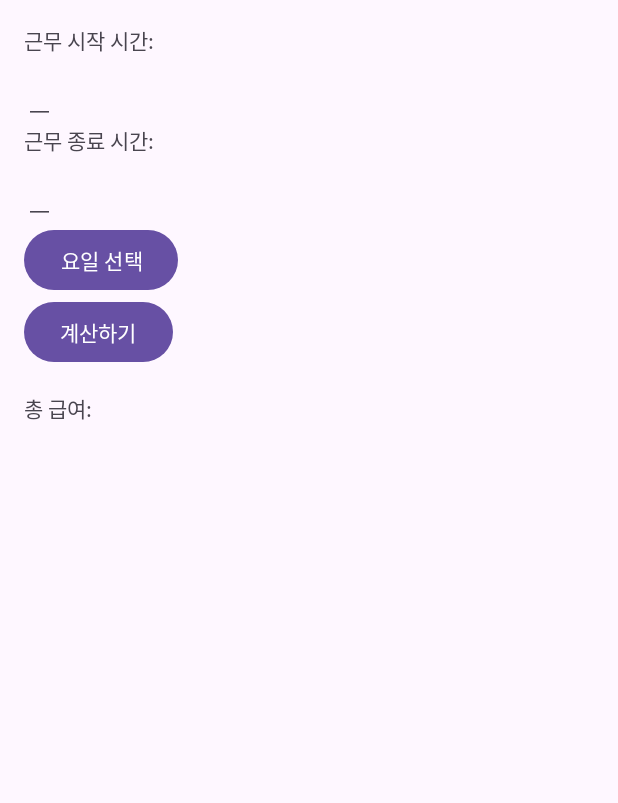
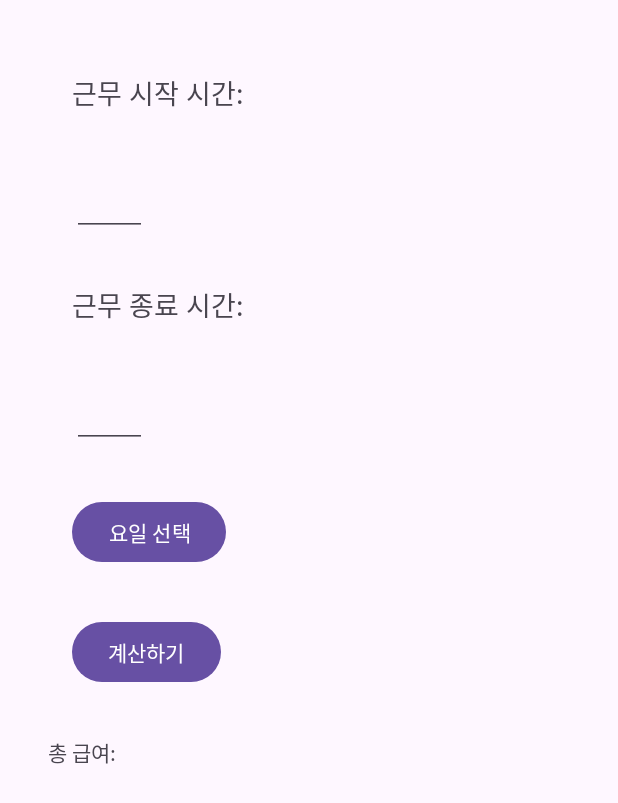
Before and after one commit to jyty0807/Time_to_pay, an Android app: the Work screen opened directly, with no data from a screen before it, on a phone screen of 412 x 824 dp. Shown: the top 803 px of the screen. Run offline under Robolectric (Android 15) with nearby library versions, the phone set to English and light mode, and no system bars.

Commit message:
ui 설정
근무 시간 종료 시작

```diff
--- a/app/src/main/AndroidManifest.xml
+++ b/app/src/main/AndroidManifest.xml
@@ -13,7 +13,7 @@
         android:theme="@style/Theme.TimeToPay"
         tools:targetApi="31">
         <activity
-            android:name=".Alramtimeviewactivity"
+            android:name=".AlarmTimeViewActivity"
             android:exported="false" />
         <activity
             android:name=".SplashActivity"
@@ -87,6 +87,7 @@
                 <category android:name="android.intent.category.LAUNCHER" />
             </intent-filter>
         </activity>
+
     </application>
 
 </manifest>
--- a/app/src/main/res/layout/activity_alramtimeviewactivity.xml
+++ b/app/src/main/res/layout/activity_alramtimeviewactivity.xml
@@ -4,7 +4,7 @@
     xmlns:tools="http://schemas.android.com/tools"
     android:layout_width="match_parent"
     android:layout_height="match_parent"
-    tools:context=".Alramtimeviewactivity">
+    tools:context=".AlarmTimeViewActivity">
 
     <TextView
         android:id="@+id/tv_alarm_set_day_time"
--- a/app/src/main/res/layout/worktime.xml
+++ b/app/src/main/res/layout/worktime.xml
@@ -5,45 +5,56 @@
     android:layout_height="match_parent"
     android:orientation="vertical"
     android:padding="16dp"
+    android:layout_margin="16dp"
     tools:context=".Work">
 
     <TextView
         android:layout_width="wrap_content"
         android:layout_height="wrap_content"
-        android:text="근무 시작 시간:" />
+        android:text="근무 시작 시간:"
+        android:textSize="18dp"
+        android:layout_margin="16dp"/>
 
     <EditText
         android:id="@+id/editTextStartTime"
-        android:layout_width="wrap_content"
-        android:layout_height="wrap_content"
+        android:layout_width="50dp"
+        android:layout_height="50dp"
         android:inputType="none"
         android:focusable="false"
-        android:clickable="true" />
+        android:clickable="true"
+        android:textSize="18dp"
+        android:layout_margin="16dp"/>
 
     <TextView
         android:layout_width="wrap_content"
         android:layout_height="wrap_content"
-        android:text="근무 종료 시간:" />
+        android:text="근무 종료 시간:"
+        android:textSize="18dp"
+        android:layout_margin="16dp"/>
 
     <EditText
         android:id="@+id/editTextEndTime"
-        android:layout_width="wrap_content"
-        android:layout_height="wrap_content"
+        android:layout_width="50dp"
+        android:layout_height="50dp"
         android:inputType="none"
         android:focusable="false"
-        android:clickable="true" />
+        android:clickable="true"
+        android:layout_margin="16dp"
+       />
 
     <Button
         android:id="@+id/buttonPickDates"
         android:layout_width="wrap_content"
         android:layout_height="wrap_content"
-        android:text="요일 선택" />
+        android:text="요일 선택"
+        android:layout_margin="16dp"/>
 
     <Button
         android:id="@+id/buttonCalculate"
         android:layout_width="wrap_content"
         android:layout_height="wrap_content"
-        android:text="계산하기" />
+        android:text="계산하기"
+        android:layout_margin="16dp"/>
 
     <TextView
         android:id="@+id/textViewResult"
```
Also changed, not shown: app/src/main/res/layout/info_input.xml (+6 -6 lines), app/src/main/res/drawable/work_information.png (added).
